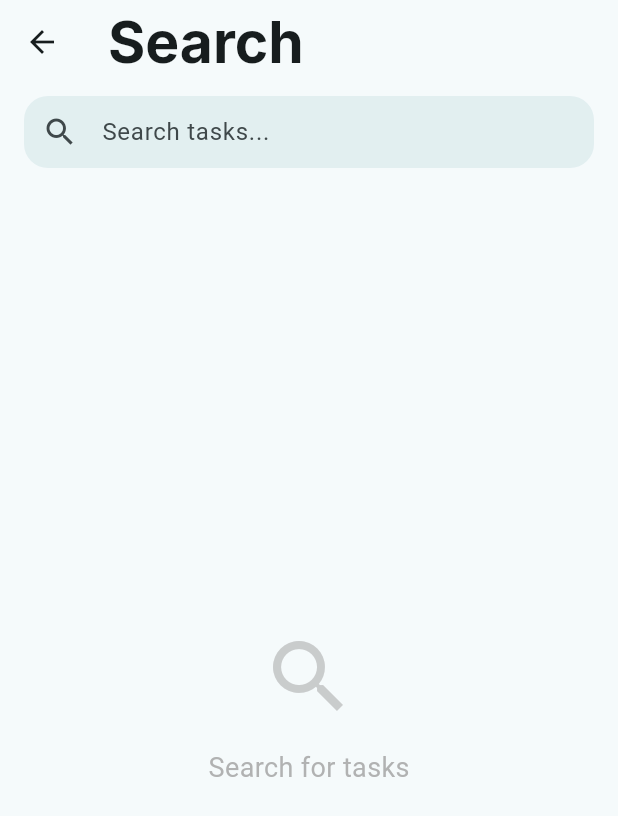
After one commit to minhkhang1505/flutter_exercise1_todolist, a Flutter app: the SearchScreen screen opened directly, on a phone screen of 412 x 824 dp. The commit adds this screen. Shown: the top 816 px of the screen. Run offline on Flutter 3.47's test engine with Material 3 defaults, Android fonts, the phone set to English and light mode, and no system bars; our stand-ins replace google_fonts.

Commit message:
Refactor presentation layer to follow Clean Architecture principles
- Moved add task screen logic to add_new_task_screen.dart
- Organized widgets related to add task into widgets/addtask/
- Centralized formatters into utils/formatters/
- Refactored search screen into smaller components for better maintainability
- Created dedicated widgets for search functionality
- Updated imports to reflect new file structure
- Removed unused code and files to streamline the project

```diff
--- a/lib/presentation/screens/tasks/task_screen.dart
+++ b/lib/presentation/screens/tasks/task_screen.dart
@@ -2,7 +2,7 @@ import 'package:flutter/material.dart';
 import 'package:flutter_exercise1_todolist/core/utils/task_filters.dart';
 import 'package:flutter_exercise1_todolist/data/datasources/task_local_datasource.dart';
 import 'package:flutter_exercise1_todolist/domain/entities/task.dart';
-import 'package:flutter_exercise1_todolist/presentation/screens/addtask/add_new_task.dart';
+import 'package:flutter_exercise1_todolist/presentation/screens/addtask/add_new_task_screen.dart';
 import 'package:flutter_exercise1_todolist/presentation/screens/tasks/widgets/custom_tab_bar.dart';
 import 'package:flutter_exercise1_todolist/presentation/screens/tasks/widgets/task_list_view.dart';
 
--- /dev/null
+++ b/lib/presentation/widgets/search/search_app_bar.dart
@@ -0,0 +1,21 @@
+import 'package:flutter/material.dart';
+
+class SearchAppBar extends StatelessWidget implements PreferredSizeWidget {
+  const SearchAppBar({super.key});
+
+  @override
+  Widget build(BuildContext context) {
+    final colorScheme = Theme.of(context).colorScheme;
+
+    return AppBar(
+      title: const Text(
+        'Search',
+        style: TextStyle(fontSize: 38, fontWeight: FontWeight.bold),
+      ),
+      backgroundColor: colorScheme.surface,
+    );
+  }
+
+  @override
+  Size get preferredSize => const Size.fromHeight(kToolbarHeight);
+}
--- /dev/null
+++ b/lib/presentation/widgets/search/search_bar_widget.dart
@@ -0,0 +1,63 @@
+import 'package:flutter/material.dart';
+
+class SearchBarWidget extends StatelessWidget {
+  final TextEditingController controller;
+  final FocusNode focusNode;
+  final bool isSearchFocused;
+  final VoidCallback onClear;
+  final VoidCallback onBack;
+  final ValueChanged<String>? onChanged;
+
+  const SearchBarWidget({
+    super.key,
+    required this.controller,
+    required this.focusNode,
+    required this.isSearchFocused,
+    required this.onClear,
+    required this.onBack,
+    this.onChanged,
+  });
+
+  @override
+  Widget build(BuildContext context) {
+    final colorScheme = Theme.of(context).colorScheme;
+
+    return Padding(
+      padding: const EdgeInsets.symmetric(horizontal: 16.0, vertical: 8.0),
+      child: Row(
+        children: [
+          if (isSearchFocused)
+            IconButton(icon: const Icon(Icons.arrow_back), onPressed: onBack),
+          Expanded(
+            child: TextField(
+              controller: controller,
+              focusNode: focusNode,
+              autofocus: false,
+              decoration: InputDecoration(
+                filled: true,
+                fillColor: colorScheme.primary.withAlpha(20),
+                border: const OutlineInputBorder(
+                  borderSide: BorderSide.none,
+                  borderRadius: BorderRadius.all(Radius.circular(16)),
+                ),
+                hintText: 'Search tasks...',
+                prefixIcon: Icon(
+                  Icons.search,
+                  color: colorScheme.onSurfaceVariant,
+                ),
+                suffixIcon: controller.text.isNotEmpty
+                    ? IconButton(
+                        icon: const Icon(Icons.clear),
+                        onPressed: onClear,
+                      )
+                    : null,
+                contentPadding: const EdgeInsets.all(12),
+              ),
+              onChanged: onChanged,
+            ),
+          ),
+        ],
+      ),
+    );
+  }
+}
--- /dev/null
+++ b/lib/presentation/widgets/search/search_results_widget.dart
@@ -0,0 +1,34 @@
+import 'package:flutter/material.dart';
+
+class SearchResultsWidget extends StatelessWidget {
+  final String searchQuery;
+
+  const SearchResultsWidget({super.key, required this.searchQuery});
+
+  @override
+  Widget build(BuildContext context) {
+    if (searchQuery.isEmpty) {
+      return Center(
+        child: Column(
+          mainAxisAlignment: MainAxisAlignment.center,
+          children: [
+            Icon(Icons.search, size: 64, color: Colors.grey.withAlpha(128)),
+            const SizedBox(height: 16),
+            Text(
+              'Search for tasks',
+              style: TextStyle(fontSize: 18, color: Colors.grey.withAlpha(200)),
+            ),
+          ],
+        ),
+      );
+    }
+
+    // TODO: Implement actual search results
+    return ListView(
+      padding: const EdgeInsets.all(16),
+      children: const [
+        Text('Search results will appear here', textAlign: TextAlign.center),
+      ],
+    );
+  }
+}
```
Also changed, not shown: lib/presentation/screens/addtask/add_new_task_screen.dart (renamed from lib/presentation/screens/addtask/add_new_task.dart, +7 -7 lines), lib/presentation/screens/search/search_screen.dart (+31 -171 lines), lib/presentation/widgets/search/search_suggestion_item.dart (added, +24 -0 lines), lib/presentation/widgets/search/search_suggestions_widget.dart (added, +75 -0 lines), lib/presentation/widgets/search/search_tag_chip.dart (added, +17 -0 lines), lib/presentation/utils/formatters/date_time_formatter.dart (renamed from lib/presentation/screens/addtask/utils/date_time_formatter.dart), lib/presentation/utils/formatters/priority_formatter.dart (renamed from lib/presentation/screens/addtask/utils/priority_formatter.dart), lib/presentation/utils/models/add_task_form_data.dart (renamed from lib/presentation/screens/addtask/models/add_task_form_data.dart), lib/presentation/widgets/addtask/priority_picker_dialog.dart (renamed from lib/presentation/screens/addtask/widgets/priority_picker_dialog.dart), lib/presentation/widgets/addtask/task_action_button.dart (renamed from lib/presentation/screens/addtask/widgets/task_action_button.dart), lib/presentation/widgets/addtask/task_input_field.dart (renamed from lib/presentation/screens/addtask/widgets/task_input_field.dart), lib/presentation/widgets/addtask/task_submit_button.dart (renamed from lib/presentation/screens/addtask/widgets/task_submit_button.dart), 1 other file.
